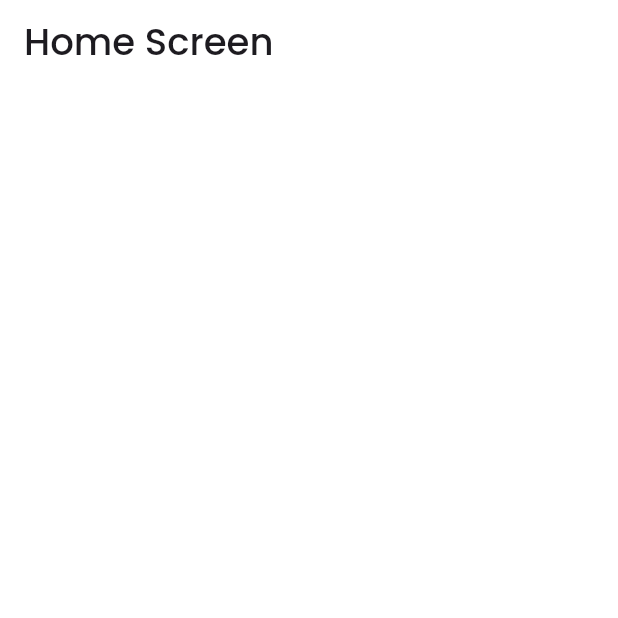
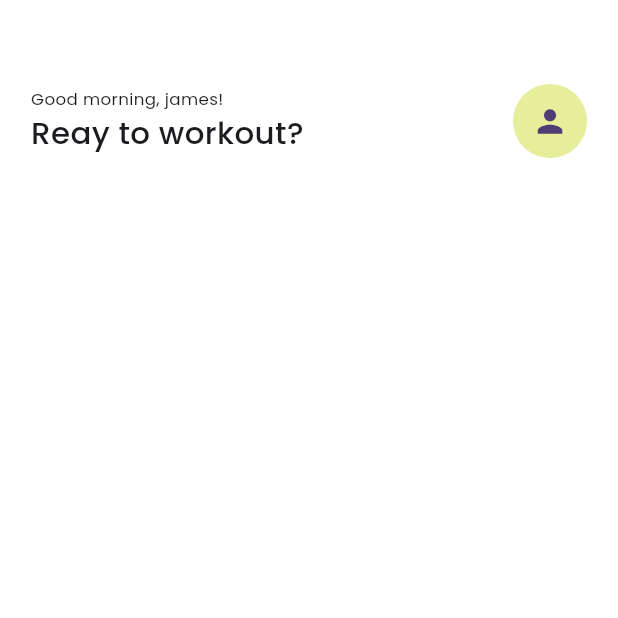
Before and after one commit to Ch-Muhammad-Tahir/Gym-Mobile-UI, a Flutter app: the HomeScreen screen opened directly, on a phone screen of 412 x 824 dp, the top half of it. Run offline on Flutter 3.47's test engine with Material 3 defaults, Android fonts, the phone set to English and light mode, and no system bars.

Commit message:
Add Icons For Home page and Implement Top Bar

```diff
--- a/lib/presentation/home_screen/home_screen.dart
+++ b/lib/presentation/home_screen/home_screen.dart
@@ -1,20 +1,27 @@
 import 'package:flutter/material.dart';
 import 'package:gym_ui/common_widgets/custom_appbar.dart';
+
+import 'widgets/top_bar_widget.dart';
 
 class HomeScreen extends StatelessWidget {
   const HomeScreen({super.key});
 
   @override
   Widget build(BuildContext context) {
+    var size = MediaQuery.sizeOf(context);
     return Scaffold(
       resizeToAvoidBottomInset: false,
       backgroundColor: Colors.white,
-      appBar: MyAppBar(
-        automaticallyImplyLeading: false,
-        title: "Home Screen",
-      ),
-      body: const Column(
-        children: [],
+      body: Padding(
+        padding: EdgeInsets.symmetric(horizontal: size.width * 0.05),
+        child: Column(
+          children: [
+            SizedBox(
+              height: AppBar().preferredSize.height,
+            ),
+            const TopBarWidget()
+          ],
+        ),
       ),
     );
   }
--- /dev/null
+++ b/lib/presentation/home_screen/widgets/top_bar_widget.dart
@@ -0,0 +1,41 @@
+import 'package:flutter/material.dart';
+import 'package:gym_ui/common_widgets/custom_text.dart';
+import 'package:gym_ui/utilities/app_string.dart';
+import 'package:gym_ui/utilities/color_constant.dart';
+
+class TopBarWidget extends StatelessWidget {
+  const TopBarWidget({super.key});
+
+  @override
+  Widget build(BuildContext context) {
+    var size = MediaQuery.sizeOf(context);
+    return Row(
+      mainAxisAlignment: MainAxisAlignment.spaceBetween,
+      children: [
+        Column(
+          crossAxisAlignment: CrossAxisAlignment.start,
+          children: [
+            MyText(
+              text: AppStrings.goodMorning,
+              fontSize: size.width * 0.027,
+              fontWeight: FontWeight.w400,
+            ),
+            MyText(
+              text: AppStrings.readyToWorkOut,
+              fontSize: size.width * 0.05,
+              fontWeight: FontWeight.w500,
+            ),
+          ],
+        ),
+        CircleAvatar(
+          radius: size.width * 0.06,
+          backgroundColor: Colors.lime.shade200,
+          child: Icon(
+            Icons.person,
+            size: size.width * 0.06,
+          ),
+        )
+      ],
+    );
+  }
+}
--- a/lib/utilities/app_assets.dart
+++ b/lib/utilities/app_assets.dart
@@ -3,4 +3,8 @@ class AppAssets {
   static String appleIcon = "assets/icons/appleLogo.png";
   static String facboolLogo = "assets/icons/facebook.png";
   static String splashlogo = "assets/icons/fitness.png";
+  static String heart = "assets/icons/heart-attack.png";
+  static String muscle = "assets/icons/muscle.png";
+  static String glass = "assets/icons/glass.png";
+  static String dumble = "assets/icons/acrobat.png";
 }
--- a/lib/utilities/app_string.dart
+++ b/lib/utilities/app_string.dart
@@ -14,4 +14,6 @@ class AppStrings {
   static String enterUserName = "Enter UserName";
   static String enterEmail = "Enter Email";
   static String email = "Email";
+  static String goodMorning = "Good morning, james!";
+  static String readyToWorkOut = "Reay to workout?";
 }
```
Also changed, not shown: assets/icons/acrobat.png (added), assets/icons/glass.png (added), assets/icons/heart-attack.png (added), assets/icons/muscle.png (added).
